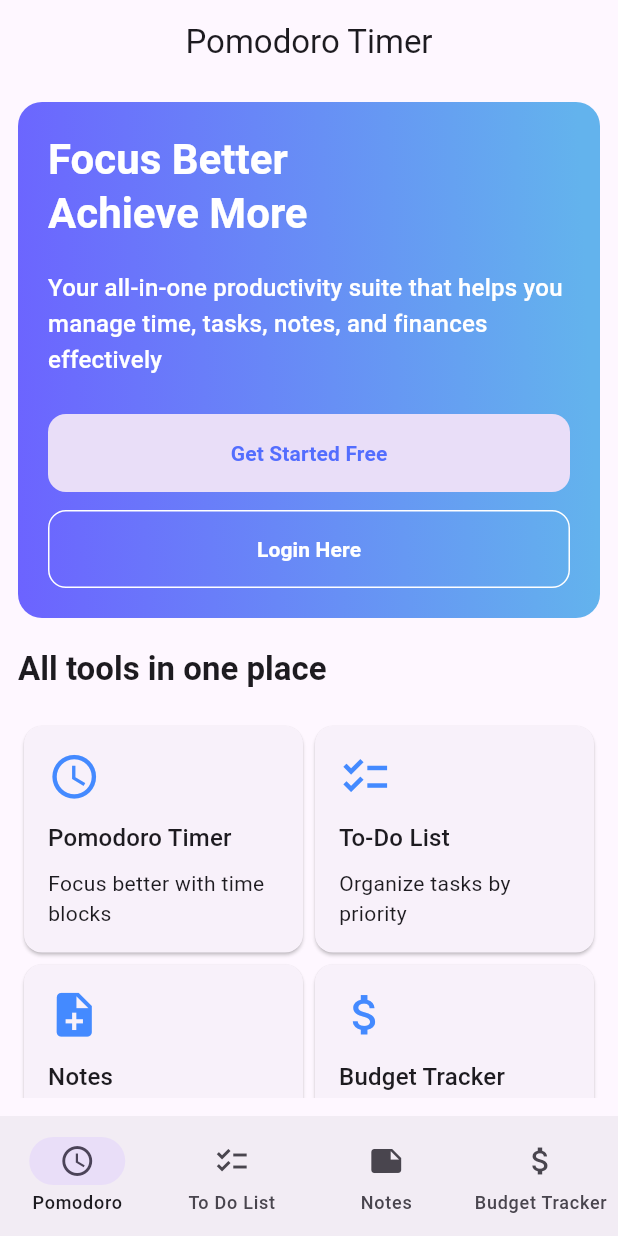
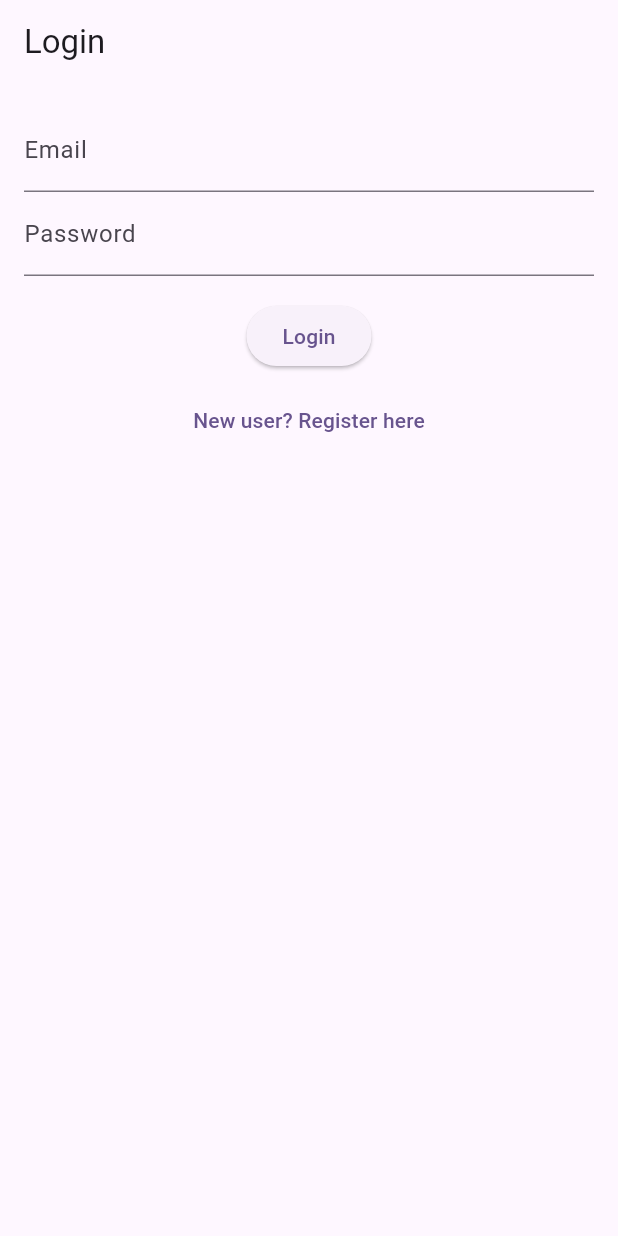
Before and after one commit to one-project-one-month/Productivity-Suite-Flutter, a Flutter app: the screen it shows after launch, on a phone screen of 412 x 824 dp. Run offline on Flutter 3.47's test engine with Material 3 defaults, Android fonts, the phone set to English and light mode, and no system bars; our stand-ins replace flutter_riverpod, go_router, hive_flutter; accounts and stored records are empty.

Commit message:
Authentication with login and register only

```diff
--- /dev/null
+++ b/lib/auth/auth_screen.dart
@@ -0,0 +1,52 @@
+import 'package:flutter/material.dart';
+import 'package:flutter_riverpod/flutter_riverpod.dart';
+import 'package:go_router/go_router.dart';
+import 'auth_provider.dart';
+
+class AuthScreen extends ConsumerWidget {
+  final TextEditingController emailController = TextEditingController();
+  final TextEditingController passwordController = TextEditingController();
+
+  @override
+  Widget build(BuildContext context, WidgetRef ref) {
+    final authState = ref.watch(authProvider);
+
+    return Scaffold(
+      appBar: AppBar(title: Text('Login')),
+      body: Padding(
+        padding: const EdgeInsets.all(16.0),
+        child: Column(
+          children: [
+            TextField(controller: emailController, decoration: InputDecoration(labelText: 'Email')),
+            TextField(controller: passwordController, decoration: InputDecoration(labelText: 'Password'), obscureText: true),
+            SizedBox(height: 16),
+            ElevatedButton(
+              onPressed: () async {
+                bool success = await ref.read(authProvider.notifier).login(
+                  emailController.text,
+                  passwordController.text,
+                );
+                if (success) {
+                  context.go('/');
+                }
+              },
+              child: Text('Login'),
+            ),
+            SizedBox(height: 8),
+            TextButton(
+              onPressed: () {
+                context.go('/register');
+              },
+              child: Text('New user? Register here'),
+            ),
+            if (authState.error != null)
+              Padding(
+                padding: const EdgeInsets.only(top: 16.0),
+                child: Text(authState.error!, style: TextStyle(color: Colors.red)),
+              ),
+          ],
+        ),
+      ),
+    );
+  }
+}
--- a/lib/main.dart
+++ b/lib/main.dart
@@ -3,7 +3,6 @@ import 'package:flutter_riverpod/flutter_riverpod.dart';
 import 'package:go_router/go_router.dart';
 import 'package:path_provider/path_provider.dart';
 import 'package:productivity_suite_flutter/notes/data/note.dart';
-
 import 'main_app/config/route_config.dart';
 import 'package:hive_flutter/hive_flutter.dart';
 
--- a/lib/main_app/config/route_config.dart
+++ b/lib/main_app/config/route_config.dart
@@ -1,12 +1,22 @@
 import 'package:go_router/go_router.dart';
 import 'package:productivity_suite_flutter/notes/notes_screen.dart';
+import '../../auth/auth_screen.dart';
+import '../../auth/register_screen.dart';
 import '../main_screen.dart';
 import '../screens/views/budget_tracker_screen.dart';
 import '../screens/views/main_pomodoro_screen.dart';
 import '../screens/views/to_do_screen.dart';
-
 final GoRouter routes = GoRouter(
+  initialLocation: '/login',
   routes: [
+    GoRoute(
+      path: '/login',
+      builder: (context, state) => AuthScreen(),
+    ),
+    GoRoute(
+      path: '/register',
+      builder: (context, state) => RegisterScreen(),
+    ),
     StatefulShellRoute.indexedStack(
       builder: (context, state, shell) {
         return MainScreen(shell: shell);
@@ -41,7 +51,6 @@ final GoRouter routes = GoRouter(
               name: 'notes',
               path: '/notes',
               builder: (context, state) {
-
                 return NotesScreen();
               },
             ),
```
Also changed, not shown: lib/auth/auth_provider.dart (added, +80 -0 lines), lib/auth/register_screen.dart (added, +100 -0 lines).
